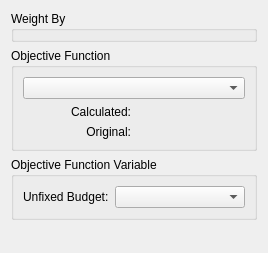
The window that plugins/calculate/NACalculateForm.ui (dmzgroup/mbra) describes before a commit, drawn with Qt 5.
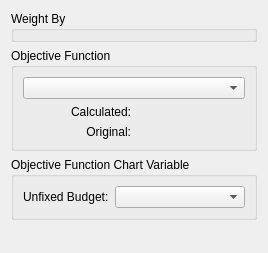
The same window after the commit.

Commit message: Added some technical documentation. Updated MBRA to add labels to the objective graph axes. Added Attack Budget slider to NA calculations.

```diff
--- a/plugins/calculate/NACalculateForm.ui
+++ b/plugins/calculate/NACalculateForm.ui
@@ -84,7 +84,7 @@
    <item>
     <widget class="QGroupBox" name="groupBox">
      <property name="title">
-      <string>Objective Function Variable</string>
+      <string>Objective Function Chart Variable</string>
      </property>
      <property name="flat">
       <bool>true</bool>
```
The commit also changes 9 other files.
